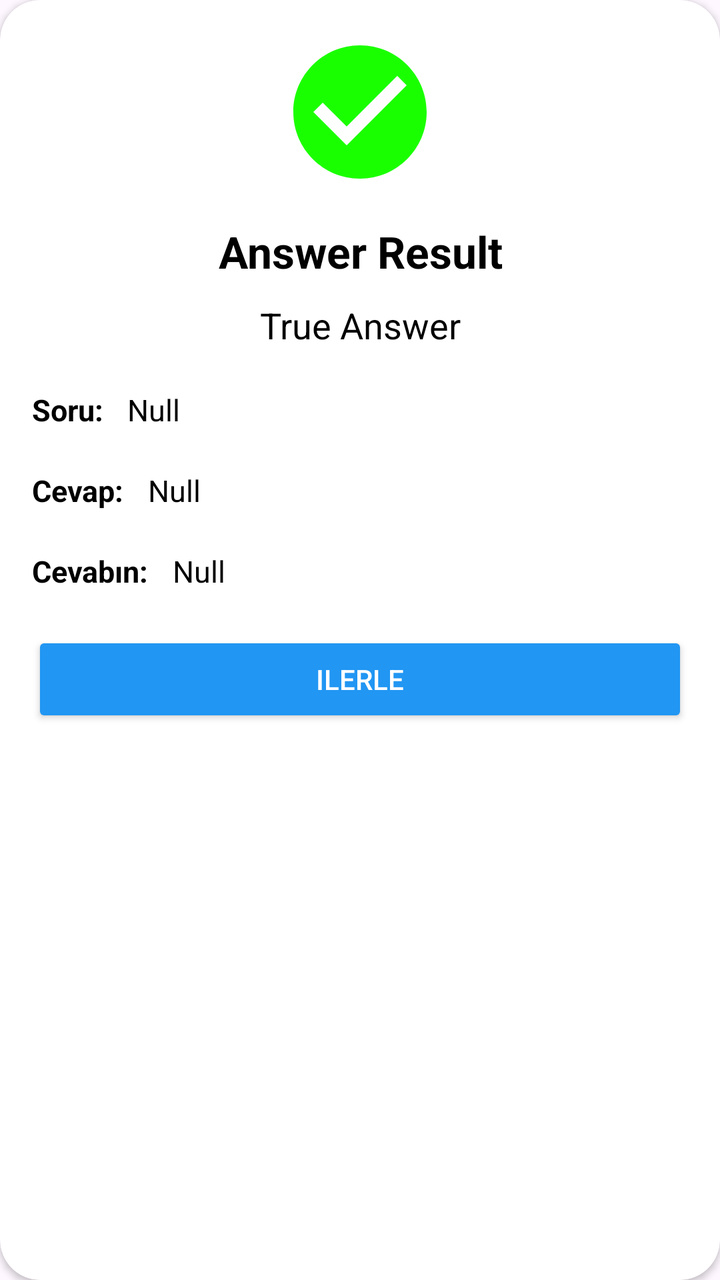
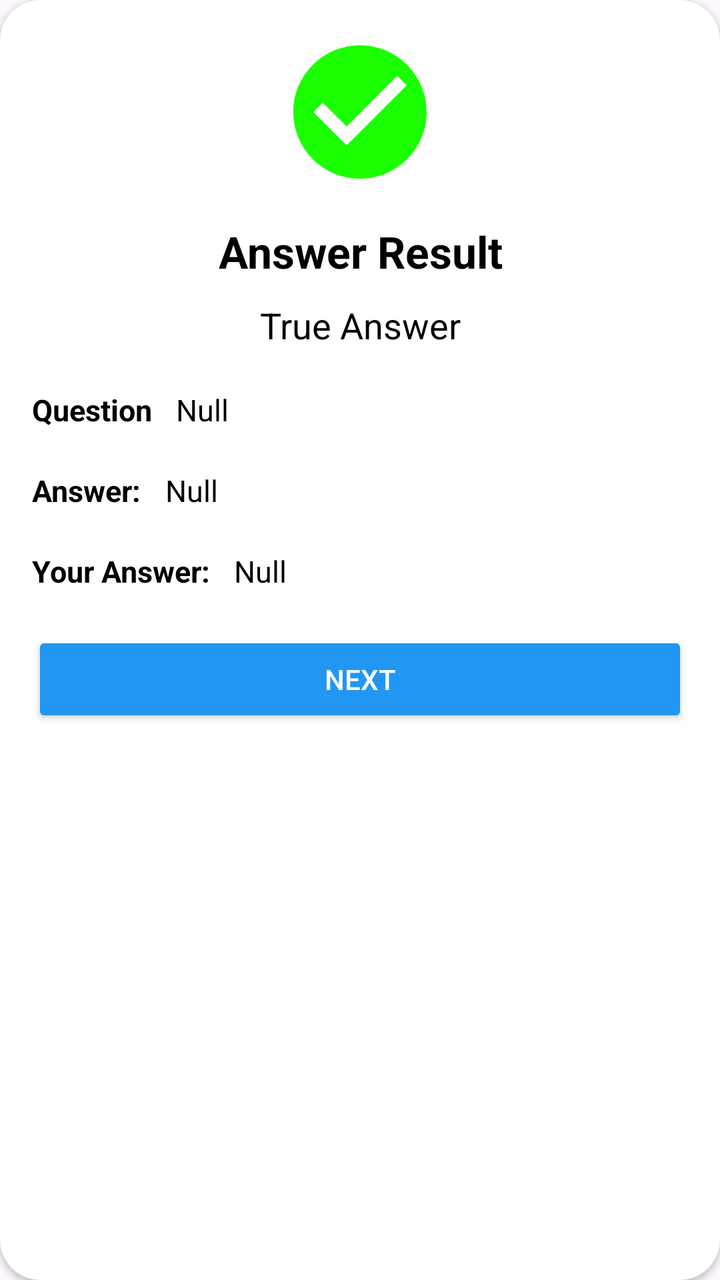

Screens rendered from an Android XML layout before and after an edit, with the pre-edit source and the edit as a unified diff.
<!-- AndroidManifest.xml: application theme Theme.QuizApp -->
<!-- res/layout/answer_result_dialog.xml -->
<?xml version="1.0" encoding="utf-8"?>
<androidx.cardview.widget.CardView xmlns:android="http://schemas.android.com/apk/res/android"
    xmlns:app="http://schemas.android.com/apk/res-auto"
    xmlns:tools="http://schemas.android.com/tools"
    android:layout_width="match_parent"
    android:layout_height="wrap_content"
    android:layout_marginHorizontal="20dp"
    app:cardBackgroundColor="@color/white"
    app:cardCornerRadius="20dp"
    tools:context=".QuizScreen">

    <androidx.constraintlayout.widget.ConstraintLayout
        android:id="@+id/resultDialogConstraintLayout"
        android:layout_width="match_parent"
        android:layout_height="wrap_content"
        android:padding="16dp">

        <ImageView
            android:id="@+id/answerResultDialogImage"
            android:layout_width="80dp"
            android:layout_height="80dp"
            android:src="@drawable/baseline_check_circle_24"
            app:layout_constraintEnd_toEndOf="parent"
            app:layout_constraintStart_toStartOf="parent"
            app:layout_constraintTop_toTopOf="parent" />

        <TextView
            android:id="@+id/answerResultText"
            android:layout_width="0dp"
            android:layout_height="wrap_content"
            android:layout_marginTop="15dp"
            android:gravity="center"
            android:text="Answer Result"
            android:textColor="@color/black"
            android:textSize="22sp"
            android:textStyle="bold"
            app:layout_constraintEnd_toEndOf="parent"
            app:layout_constraintStart_toStartOf="parent"
            app:layout_constraintTop_toBottomOf="@id/answerResultDialogImage" />

        <TextView
            android:id="@+id/resultDialogTextView"
            android:layout_width="0dp"
            android:layout_height="wrap_content"
            android:layout_marginTop="10dp"
            android:gravity="center"
            android:text="True Answer"
            android:textColor="@color/black"
            android:textSize="18sp"
            app:layout_constraintEnd_toEndOf="parent"
            app:layout_constraintStart_toStartOf="parent"
            app:layout_constraintTop_toBottomOf="@id/answerResultText" />

        <TextView
            android:id="@+id/questionTitleTextView"
            android:layout_width="wrap_content"
            android:layout_height="wrap_content"
            android:layout_marginTop="20dp"
            android:text="Soru:"
            android:textColor="@color/black"
            android:textSize="15sp"
            android:textStyle="bold"
            app:layout_constraintStart_toStartOf="parent"
            app:layout_constraintTop_toBottomOf="@id/resultDialogTextView" />

        <TextView
            android:id="@id/questionTextView"
            android:layout_width="0dp"
            android:layout_height="wrap_content"
            android:layout_marginStart="12dp"
            android:text="Null"
            android:textColor="@color/black"
            android:textSize="15sp"
            app:layout_constraintEnd_toEndOf="parent"
            app:layout_constraintStart_toEndOf="@id/questionTitleTextView"
            app:layout_constraintTop_toTopOf="@id/questionTitleTextView" />

        <TextView
            android:id="@+id/trueAnswerTitleTextView"
            android:layout_width="wrap_content"
            android:layout_height="wrap_content"
            android:layout_marginTop="20dp"
            android:text="Cevap:"
            android:textColor="@color/black"
            android:textSize="15sp"
            android:textStyle="bold"
            app:layout_constraintStart_toStartOf="parent"
            app:layout_constraintTop_toBottomOf="@id/questionTextView" />

        <TextView
            android:id="@+id/trueAnswerTextView"
            android:layout_width="0dp"
            android:layout_height="wrap_content"
            android:layout_marginStart="12dp"
            android:text="Null"
            android:textColor="@color/black"
            android:textSize="15sp"
            app:layout_constraintEnd_toEndOf="parent"
            app:layout_constraintStart_toEndOf="@id/trueAnswerTitleTextView"
            app:layout_constraintTop_toTopOf="@id/trueAnswerTitleTextView" />

        <TextView
            android:id="@+id/userAnswerTitleTextView"
            android:layout_width="wrap_content"
            android:layout_height="wrap_content"
            android:layout_marginTop="20dp"
            android:text="Cevabın:"
            android:textColor="@color/black"
            android:textSize="15sp"
            android:textStyle="bold"
            app:layout_constraintStart_toStartOf="parent"
            app:layout_constraintTop_toBottomOf="@id/trueAnswerTextView" />

        <TextView
            android:id="@+id/userAnswerTextView"
            android:layout_width="0dp"
            android:layout_height="wrap_content"
            android:layout_marginStart="12dp"
            android:text="Null"
            android:textColor="@color/black"
            android:textSize="15sp"
            app:layout_constraintEnd_toEndOf="parent"
            app:layout_constraintStart_toEndOf="@id/userAnswerTitleTextView"
            app:layout_constraintTop_toTopOf="@id/userAnswerTitleTextView" />

        <Button
            android:id="@+id/nextQuestionBtn"
            android:layout_width="0dp"
            android:layout_height="wrap_content"
            android:layout_marginTop="20dp"
            android:backgroundTint="#2196F3"
            android:text="ilerle"
            android:textColor="#FFFFFF"
            app:layout_constraintEnd_toEndOf="parent"
            app:layout_constraintStart_toStartOf="parent"
            app:layout_constraintTop_toBottomOf="@id/userAnswerTextView" />

    </androidx.constraintlayout.widget.ConstraintLayout>

</androidx.cardview.widget.CardView>
<!-- resources referenced by this layout -->
<resources>
  <color name="black">#FF000000</color>
  <color name="white">#FFFFFFFF</color>
  <!-- drawable baseline_check_circle_24 (drawable) -->
  <vector xmlns:android="http://schemas.android.com/apk/res/android" android:height="24dp" android:tint="#1AFF00" android:viewportHeight="24" android:viewportWidth="24" android:width="24dp">
        
      <path android:fillColor="@android:color/white" android:pathData="M12,2C6.48,2 2,6.48 2,12s4.48,10 10,10 10,-4.48 10,-10S17.52,2 12,2zM10,17l-5,-5 1.41,-1.41L10,14.17l7.59,-7.59L19,8l-9,9z"/>
      
  </vector>
  <style name="Theme.QuizApp" parent="Base.Theme.QuizApp" />
  <style name="Base.Theme.QuizApp" parent="Theme.Material3.DayNight.NoActionBar">
          
          
  
      </style>
</resources>

<!-- the commit's change to res/layout/answer_result_dialog.xml (unified diff, before → after) -->
@@ -30,7 +30,7 @@
             android:layout_height="wrap_content"
             android:layout_marginTop="15dp"
             android:gravity="center"
-            android:text="Answer Result"
+            android:text="@string/text_answer_result"
             android:textColor="@color/black"
             android:textSize="22sp"
             android:textStyle="bold"
@@ -44,7 +44,7 @@
             android:layout_height="wrap_content"
             android:layout_marginTop="10dp"
             android:gravity="center"
-            android:text="True Answer"
+            android:text="@string/text_true_answer"
             android:textColor="@color/black"
             android:textSize="18sp"
             app:layout_constraintEnd_toEndOf="parent"
@@ -56,7 +56,7 @@
             android:layout_width="wrap_content"
             android:layout_height="wrap_content"
             android:layout_marginTop="20dp"
-            android:text="Soru:"
+            android:text="@string/text_question"
             android:textColor="@color/black"
             android:textSize="15sp"
             android:textStyle="bold"
@@ -80,7 +80,7 @@
             android:layout_width="wrap_content"
             android:layout_height="wrap_content"
             android:layout_marginTop="20dp"
-            android:text="Cevap:"
+            android:text="Answer:"
             android:textColor="@color/black"
             android:textSize="15sp"
             android:textStyle="bold"
@@ -104,7 +104,7 @@
             android:layout_width="wrap_content"
             android:layout_height="wrap_content"
             android:layout_marginTop="20dp"
-            android:text="Cevabın:"
+            android:text="Your Answer:"
             android:textColor="@color/black"
             android:textSize="15sp"
             android:textStyle="bold"
@@ -129,7 +129,7 @@
             android:layout_height="wrap_content"
             android:layout_marginTop="20dp"
             android:backgroundTint="#2196F3"
-            android:text="ilerle"
+            android:text="@string/btn_next"
             android:textColor="#FFFFFF"
             app:layout_constraintEnd_toEndOf="parent"
             app:layout_constraintStart_toStartOf="parent"
<!-- resource entries referenced after the edit -->
@@ -8,6 +8,10 @@
       <path android:fillColor="@android:color/white" android:pathData="M12,2C6.48,2 2,6.48 2,12s4.48,10 10,10 10,-4.48 10,-10S17.52,2 12,2zM10,17l-5,-5 1.41,-1.41L10,14.17l7.59,-7.59L19,8l-9,9z"/>
       
   </vector>
+  <string name="btn_next">Next</string>
+  <string name="text_answer_result">Answer Result</string>
+  <string name="text_question">Question</string>
+  <string name="text_true_answer">True Answer</string>
   <style name="Theme.QuizApp" parent="Base.Theme.QuizApp" />
   <style name="Base.Theme.QuizApp" parent="Theme.Material3.DayNight.NoActionBar">
           
